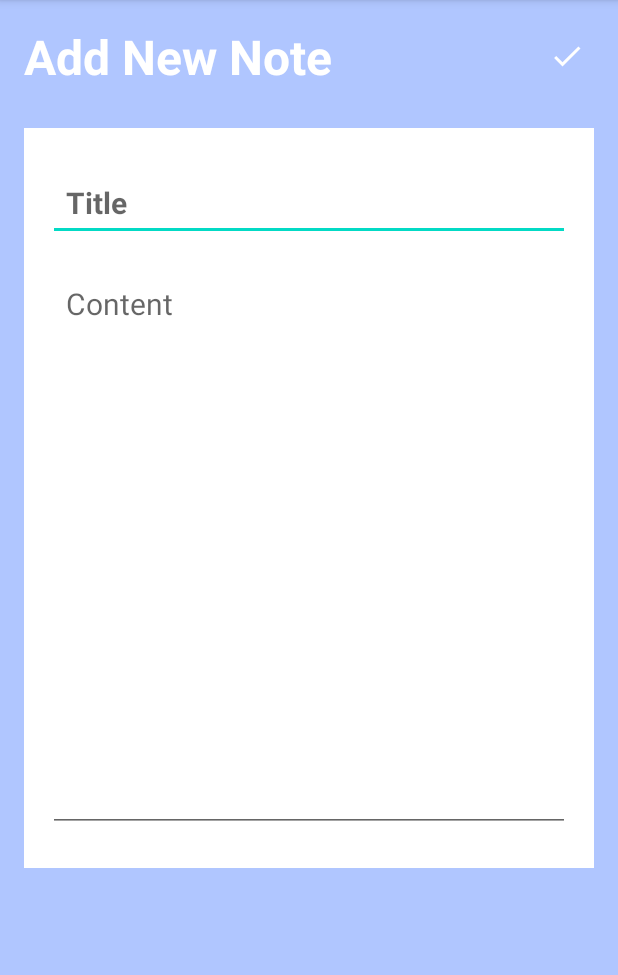
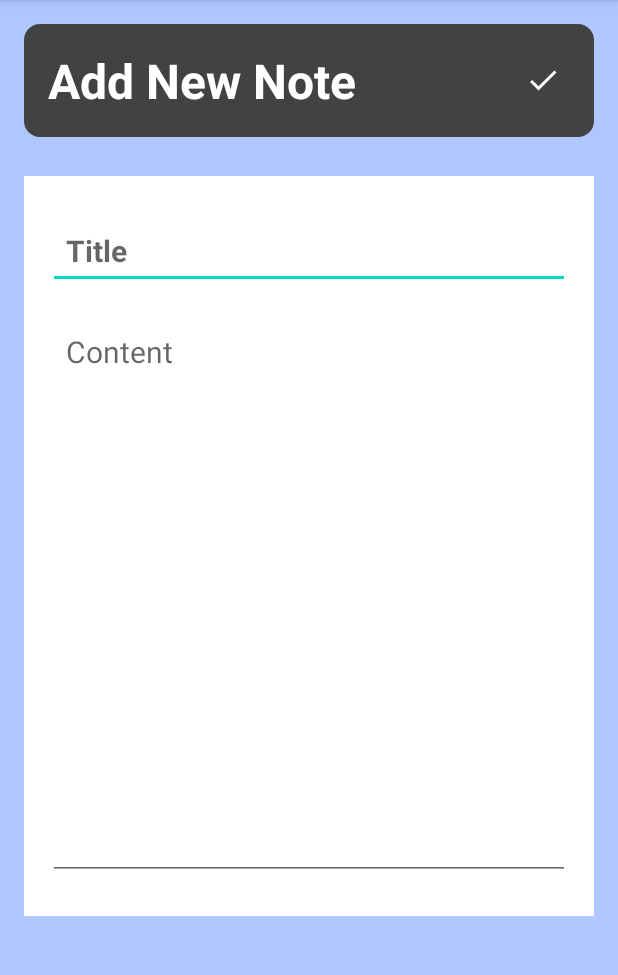
Before and after one commit to sajjad051/notespro, an Android app: the NoteDetailsActivity screen opened directly, with no data from a screen before it, on a phone screen of 412 x 824 dp, the part 84-1059 px from its top. Run offline under Robolectric (Android 15) with nearby library versions, the phone set to English and light mode, and no system bars; our stand-ins replace Firebase (no records; nobody signed in at launch, a user with empty details on screens opened directly).

Commit message:
29/4/2024

```diff
--- a/app/src/main/res/layout/activity_main.xml
+++ b/app/src/main/res/layout/activity_main.xml
@@ -10,6 +10,9 @@
 
 
     <RelativeLayout
+        android:padding="@dimen/activity_horizontal_margin"
+        android:background="@drawable/rounded_corner"
+        android:backgroundTint="@color/cardview_dark_background"
         android:layout_width="wrap_content"
         android:layout_height="wrap_content"
         android:id="@+id/title_bar_layout"
--- a/app/src/main/res/layout/activity_note_details.xml
+++ b/app/src/main/res/layout/activity_note_details.xml
@@ -9,6 +9,9 @@
     tools:context=".NoteDetailsActivity">
 
     <RelativeLayout
+        android:padding="@dimen/activity_horizontal_margin"
+        android:background="@drawable/rounded_corner"
+        android:backgroundTint="@color/cardview_dark_background"
         android:layout_width="wrap_content"
         android:layout_height="wrap_content"
         android:id="@+id/title_bar_layout"
```
